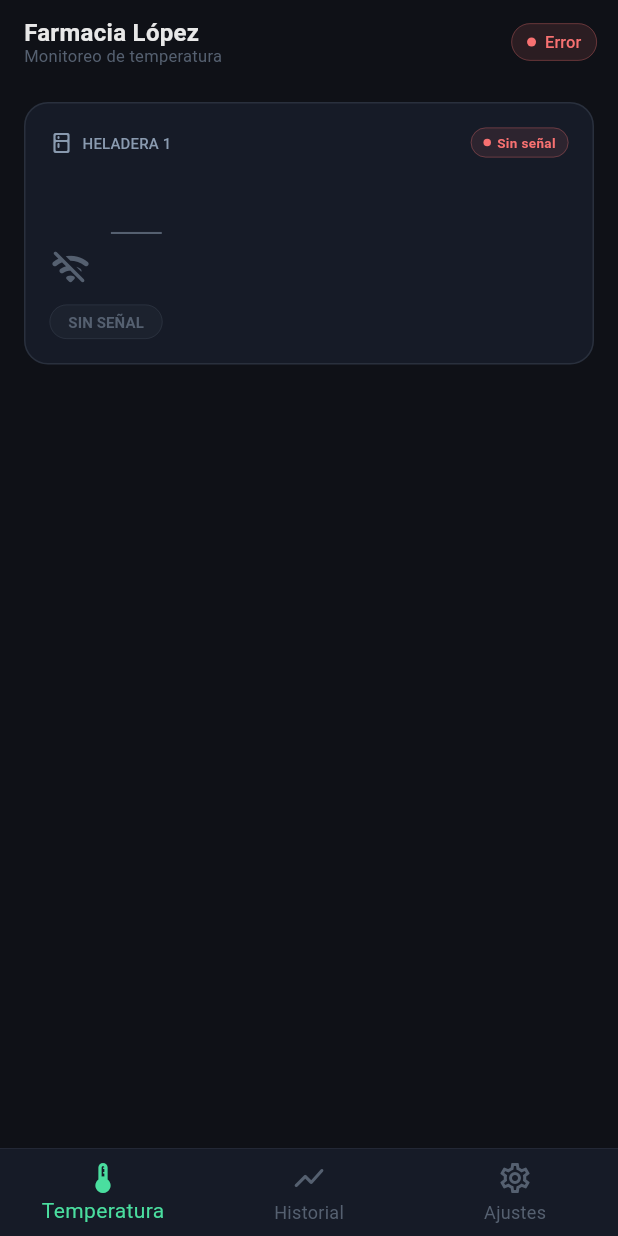
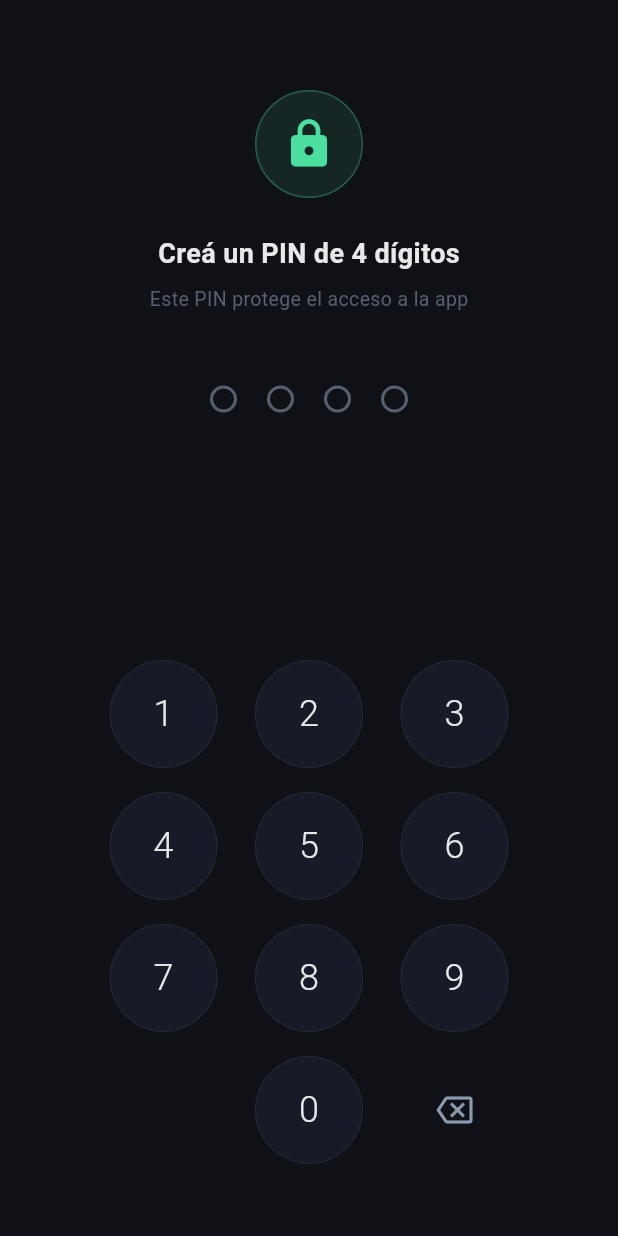
Before and after one commit to Ciencia1/farmacia_monitor, a Flutter app: the screen it shows after launch, on a phone screen of 412 x 824 dp. Run offline on Flutter 3.47's test engine with Material 3 defaults, Android fonts, the phone set to English and light mode, and no system bars; our stand-ins replace fl_chart, flutter_local_notifications, shared_preferences; missing offline and left inert: mqtt_client.

Commit message:
Add PIN screen, API integration, bug fixes

```diff
--- a/lib/main.dart
+++ b/lib/main.dart
@@ -1,5 +1,6 @@
 import 'package:flutter/material.dart';
 import 'package:flutter/services.dart';
+import 'package:shared_preferences/shared_preferences.dart';
 import 'config.dart';
 import 'models/temp_reading.dart';
 import 'services/mqtt_service.dart';
@@ -7,6 +8,7 @@ import 'services/notification_service.dart';
 import 'screens/home_screen.dart';
 import 'screens/history_screen.dart';
 import 'screens/settings_screen.dart';
+import 'screens/pin_screen.dart';
 import 'theme/app_theme.dart';
 import 'widgets/widgets.dart';
 
@@ -40,8 +42,91 @@ class FarmaciaApp extends StatelessWidget {
       title: AppConfig.farmaciaName,
       debugShowCheckedModeBanner: false,
       theme: AppTheme.dark,
-      home: MainShell(mqtt: mqtt),
+      home: PinGate(mqtt: mqtt),
     );
+  }
+}
+
+// ── Controla si mostrar PIN o app principal ───────────
+class PinGate extends StatefulWidget {
+  final MqttService mqtt;
+  const PinGate({super.key, required this.mqtt});
+
+  @override
+  State<PinGate> createState() => _PinGateState();
+}
+
+class _PinGateState extends State<PinGate> with WidgetsBindingObserver {
+  bool _pinVerificado = false;
+  bool _tienePin = false;
+  bool _loading = true;
+  DateTime? _ultimaVerificacion;
+
+  @override
+  void initState() {
+    super.initState();
+    WidgetsBinding.instance.addObserver(this);
+    _verificarPin();
+  }
+
+  @override
+  void dispose() {
+    WidgetsBinding.instance.removeObserver(this);
+    super.dispose();
+  }
+
+  @override
+  void didChangeAppLifecycleState(AppLifecycleState state) {
+    if (state == AppLifecycleState.resumed) {
+      // Si pasaron más de 5 minutos en background → pedir PIN de nuevo
+      if (_ultimaVerificacion != null && _tienePin) {
+        final diff = DateTime.now().difference(_ultimaVerificacion!).inMinutes;
+        if (diff >= 5) {
+          setState(() => _pinVerificado = false);
+        }
+      }
+    } else if (state == AppLifecycleState.paused) {
+      _ultimaVerificacion = DateTime.now();
+    }
+  }
+
+  Future<void> _verificarPin() async {
+    final prefs = await SharedPreferences.getInstance();
+    final pin = prefs.getString('app_pin') ?? '';
+    setState(() {
+      _tienePin = pin.isNotEmpty;
+      _loading = false;
+    });
+  }
+
+  void _onPinSuccess() {
+    setState(() {
+      _pinVerificado = true;
+      _ultimaVerificacion = DateTime.now();
+    });
+  }
+
+  @override
+  Widget build(BuildContext context) {
+    if (_loading) {
+      return const Scaffold(
+        backgroundColor: AppTheme.bgDark,
+        body: Center(child: CircularProgressIndicator(color: AppTheme.tempOk)),
+      );
+    }
+
+    // Sin PIN configurado → mostrar setup
+    if (!_tienePin) {
+      return PinScreen(isSetup: true, onSuccess: _onPinSuccess);
+    }
+
+    // PIN configurado pero no verificado → pedir PIN
+    if (!_pinVerificado) {
+      return PinScreen(isSetup: false, onSuccess: _onPinSuccess);
+    }
+
+    // PIN verificado → mostrar app
+    return MainShell(mqtt: widget.mqtt);
   }
 }
 
--- a/lib/screens/history_screen.dart
+++ b/lib/screens/history_screen.dart
@@ -38,11 +38,8 @@ class _HistoryScreenState extends State<HistoryScreen> {
             ?? heladeras.first;
 
         final cutoff = DateTime.now().subtract(Duration(hours: _hoursBack));
-        // Solo mostrar datos de la sesión actual (desde que el sensor empezó a emitir)
-        final sessionStart = widget.mqtt.sessionStart(selectedId);
         final filtered = heladeraState.history
             .where((r) => r.timestamp.isAfter(cutoff))
-            .where((r) => sessionStart == null || r.timestamp.isAfter(sessionStart))
             .toList();
         final temps = filtered.map((r) => r.temperatura).toList();
         final events = _buildEventLog(filtered);
--- /dev/null
+++ b/lib/screens/pin_screen.dart
@@ -0,0 +1,346 @@
+import 'package:flutter/material.dart';
+import 'package:shared_preferences/shared_preferences.dart';
+import '../theme/app_theme.dart';
+
+class PinScreen extends StatefulWidget {
+  final bool isSetup; // true = crear PIN, false = ingresar PIN
+  final VoidCallback onSuccess;
+
+  const PinScreen({super.key, required this.isSetup, required this.onSuccess});
+
+  @override
+  State<PinScreen> createState() => _PinScreenState();
+}
+
+class _PinScreenState extends State<PinScreen> with SingleTickerProviderStateMixin {
+  String _pin = '';
+  String _confirmPin = '';
+  bool _isConfirming = false;
+  int _intentosFallidos = 0;
+  bool _bloqueado = false;
+  int _segundosBloqueado = 0;
+  String _error = '';
+
+  late AnimationController _shakeController;
+  late Animation<double> _shakeAnimation;
+
+  @override
+  void initState() {
+    super.initState();
+    _shakeController = AnimationController(
+      duration: const Duration(milliseconds: 400),
+      vsync: this,
+    );
+    _shakeAnimation = Tween<double>(begin: 0, end: 1).animate(
+      CurvedAnimation(parent: _shakeController, curve: Curves.elasticIn),
+    );
+  }
+
+  @override
+  void dispose() {
+    _shakeController.dispose();
+    super.dispose();
+  }
+
+  void _onDigit(String digit) {
+    if (_bloqueado) return;
+    final current = widget.isSetup && _isConfirming ? _confirmPin : _pin;
+    if (current.length >= 4) return;
+
+    setState(() {
+      _error = '';
+      if (widget.isSetup && _isConfirming) {
+        _confirmPin += digit;
+        if (_confirmPin.length == 4) _validarSetup();
+      } else {
+        _pin += digit;
+        if (_pin.length == 4) {
+          if (widget.isSetup) {
+            setState(() => _isConfirming = true);
+          } else {
+            _validarIngreso();
+          }
+        }
+      }
+    });
+  }
+
+  void _onDelete() {
+    if (_bloqueado) return;
+    setState(() {
+      _error = '';
+      if (widget.isSetup && _isConfirming) {
+        if (_confirmPin.isNotEmpty) {
+          _confirmPin = _confirmPin.substring(0, _confirmPin.length - 1);
+        }
+      } else {
+        if (_pin.isNotEmpty) {
+          _pin = _pin.substring(0, _pin.length - 1);
+        }
+      }
+    });
+  }
+
+  Future<void> _validarSetup() async {
+    if (_pin == _confirmPin) {
+      final prefs = await SharedPreferences.getInstance();
+      await prefs.setString('app_pin', _pin);
+      widget.onSuccess();
+    } else {
+      _shakeController.forward(from: 0);
+      setState(() {
+        _error = 'Los PINs no coinciden. Intentá de nuevo.';
+        _pin = '';
+        _confirmPin = '';
+        _isConfirming = false;
+      });
+    }
+  }
+
+  Future<void> _validarIngreso() async {
+    final prefs = await SharedPreferences.getInstance();
+    final pinGuardado = prefs.getString('app_pin') ?? '';
+    if (_pin == pinGuardado) {
+      await prefs.setInt('intentos_fallidos', 0);
+      widget.onSuccess();
+    } else {
+      _shakeController.forward(from: 0);
+      _intentosFallidos++;
+      await prefs.setInt('intentos_fallidos', _intentosFallidos);
+      setState(() {
+        _pin = '';
+        if (_intentosFallidos >= 3) {
+          _bloqueado = true;
+          _error = '';
+          _iniciarBloqueo();
+        } else {
+          _error = 'PIN incorrecto. ${3 - _intentosFallidos} intento${3 - _intentosFallidos == 1 ? "" : "s"} restante${3 - _intentosFallidos == 1 ? "" : "s"}.';
+        }
+      });
+    }
+  }
+
+  void _iniciarBloqueo() {
+    _segundosBloqueado = 60;
+    Future.doWhile(() async {
+      await Future.delayed(const Duration(seconds: 1));
+      if (!mounted) return false;
+      setState(() => _segundosBloqueado--);
+      if (_segundosBloqueado <= 0) {
+        setState(() {
+          _bloqueado = false;
+          _intentosFallidos = 0;
+          _error = '';
+        });
+        return false;
+      }
+      return true;
+    });
+  }
+
+  String get _titulo {
+    if (widget.isSetup) {
+      return _isConfirming ? 'Confirmá tu PIN' : 'Creá un PIN de 4 dígitos';
+    }
+    return 'Ingresá tu PIN';
+  }
+
+  String get _currentPin =>
+      widget.isSetup && _isConfirming ? _confirmPin : _pin;
+
+  @override
+  Widget build(BuildContext context) {
+    return Scaffold(
+      backgroundColor: AppTheme.bgDark,
+      body: SafeArea(
+        child: Column(
+          children: [
+            const SizedBox(height: 60),
+
+            // Ícono
+            Container(
+              width: 72, height: 72,
+              decoration: BoxDecoration(
+                color: AppTheme.tempOk.withOpacity(0.1),
+                shape: BoxShape.circle,
+                border: Border.all(color: AppTheme.tempOk.withOpacity(0.3)),
+              ),
+              child: const Icon(Icons.lock_rounded,
+                  color: AppTheme.tempOk, size: 36),
+            ),
+            const SizedBox(height: 24),
+
+            // Título
+            Text(_titulo,
+                style: const TextStyle(
+                    color: AppTheme.textPrimary,
+                    fontSize: 18,
+                    fontWeight: FontWeight.w600)),
+            const SizedBox(height: 8),
+
+            Text(
+              widget.isSetup
+                  ? 'Este PIN protege el acceso a la app'
+                  : 'Farmacia Monitor',
+              style: const TextStyle(
+                  color: AppTheme.textMuted, fontSize: 13),
+            ),
+            const SizedBox(height: 48),
+
+            // Puntos del PIN
+            AnimatedBuilder(
+              animation: _shakeAnimation,
+              builder: (context, child) {
+                final offset = _shakeController.isAnimating
+                    ? 12 * (0.5 - _shakeAnimation.value).abs() * 2
+                    : 0.0;
+                return Transform.translate(
+                  offset: Offset(offset, 0),
+                  child: child,
+                );
+              },
+              child: Row(
+                mainAxisAlignment: MainAxisAlignment.center,
+                children: List.generate(4, (i) {
+                  final filled = i < _currentPin.length;
+                  return Container(
+                    margin: const EdgeInsets.symmetric(horizontal: 10),
+                    width: 18, height: 18,
+                    decoration: BoxDecoration(
+                      shape: BoxShape.circle,
+                      color: filled
+                          ? AppTheme.tempOk
+                          : Colors.transparent,
+                      border: Border.all(
+                        color: filled
+                            ? AppTheme.tempOk
+                            : AppTheme.textMuted,
+                        width: 2,
+                      ),
+                    ),
+                  );
+                }),
+              ),
+            ),
+            const SizedBox(height: 20),
+
+            // Error o bloqueo
+            SizedBox(
+              height: 32,
+              child: _bloqueado
+                  ? Text(
+                      'Bloqueado por $_segundosBloqueado segundos',
+                      style: TextStyle(
+                          color: AppTheme.tempDanger.withOpacity(0.9),
+                          fontSize: 13),
+                    )
+                  : Text(
+                      _error,
+                      style: TextStyle(
+                          color: AppTheme.tempDanger.withOpacity(0.9),
+                          fontSize: 13),
+                    ),
+            ),
+
+            const Spacer(),
+
+            // Teclado numérico
+            Padding(
+              padding: const EdgeInsets.symmetric(horizontal: 48),
+              child: Column(
+                children: [
+                  _buildRow(['1', '2', '3']),
+                  const SizedBox(height: 16),
+                  _buildRow(['4', '5', '6']),
+                  const SizedBox(height: 16),
+                  _buildRow(['7', '8', '9']),
+                  const SizedBox(height: 16),
+                  Row(
+                    mainAxisAlignment: MainAxisAlignment.spaceEvenly,
+                    children: [
+                      const SizedBox(width: 72),
+                      _DigitButton(digit: '0', onTap: () => _onDigit('0'), bloqueado: _bloqueado),
+                      _DeleteButton(onTap: _onDelete, bloqueado: _bloqueado),
+                    ],
+                  ),
+                ],
+              ),
+            ),
+            const SizedBox(height: 48),
+          ],
+        ),
+      ),
+    );
+  }
+
+  Widget _buildRow(List<String> digits) {
+    return Row(
+      mainAxisAlignment: MainAxisAlignment.spaceEvenly,
+      children: digits.map((d) => _DigitButton(
+        digit: d,
+        onTap: () => _onDigit(d),
+        bloqueado: _bloqueado,
+      )).toList(),
+    );
+  }
+}
+
+class _DigitButton extends StatelessWidget {
+  final String digit;
+  final VoidCallback onTap;
+  final bool bloqueado;
+
+  const _DigitButton({required this.digit, required this.onTap, required this.bloqueado});
+
+  @override
+  Widget build(BuildContext context) {
+    return GestureDetector(
+      onTap: bloqueado ? null : onTap,
+      child: Container(
+        width: 72, height: 72,
+        decoration: BoxDecoration(
+          shape: BoxShape.circle,
+          color: bloqueado
+              ? AppTheme.bgCard.withOpacity(0.3)
+              : AppTheme.bgCard,
+          border: Border.all(color: AppTheme.border, width: 0.5),
+        ),
+        child: Center(
+          child: Text(digit,
+              style: TextStyle(
+                color: bloqueado ? AppTheme.textMuted : AppTheme.textPrimary,
+                fontSize: 24,
+                fontWeight: FontWeight.w300,
+              )),
+        ),
+      ),
+    );
+  }
+}
+
+class _DeleteButton extends StatelessWidget {
+  final VoidCallback onTap;
+  final bool bloqueado;
+
+  const _DeleteButton({required this.onTap, required this.bloqueado});
+
+  @override
+  Widget build(BuildContext context) {
+    return GestureDetector(
+      onTap: bloqueado ? null : onTap,
+      child: Container(
+        width: 72, height: 72,
+        decoration: BoxDecoration(
+          shape: BoxShape.circle,
+          color: Colors.transparent,
+          border: Border.all(color: Colors.transparent),
+        ),
+        child: Center(
+          child: Icon(Icons.backspace_outlined,
+              color: bloqueado ? AppTheme.textMuted : AppTheme.textSecondary,
+              size: 24),
+        ),
+      ),
+    );
+  }
+}
--- a/lib/services/mqtt_service.dart
+++ b/lib/services/mqtt_service.dart
@@ -48,7 +48,8 @@ class MqttService extends ChangeNotifier {
         if (diff > 120 && hs.sensorOnline) {
           _updateHeladeraState(h.id, (s) => s.copyWith(sensorOnline: false));
           if (_wasEverOnline[h.id] == true) {
-            NotificationService().showDeviceDisconnected(h.nombre);
+            final mins = (diff / 60).round();
+            NotificationService().showDeviceDisconnectedMins(h.nombre, mins);
           }
           debugPrint("Watchdog: ${h.id} sin datos por ${diff}s -> offline");
         }
@@ -411,13 +412,21 @@ class MqttService extends ChangeNotifier {
               .toList();
           // Cargar historial para la grafica pero NO mostrar temperatura
           // ni marcar online hasta recibir datos reales
-          newStates.add(hs.copyWith(
-            history: list,
-            lastReading: null,   // sin valor hasta recibir dato real
-            debugPrint('ARRANQUE: ${hs.heladera.id} lastReading seteado a null'),
-            sensorOnline: false, // sin señal hasta recibir dato real
-            lastUpdate: null,
-          ));
+
+
+
+
+          debugPrint('ARRANQUE: ${hs.heladera.id} lastReading seteado a null');
+newStates.add(hs.copyWith(
+  history: list,
+  lastReading: null,
+  sensorOnline: false,
+  lastUpdate: null,
+));
+
+
+
+
         } else {
           newStates.add(hs);
         }
```
Also changed, not shown: lib/services/notification_service.dart (+18 -2 lines).
